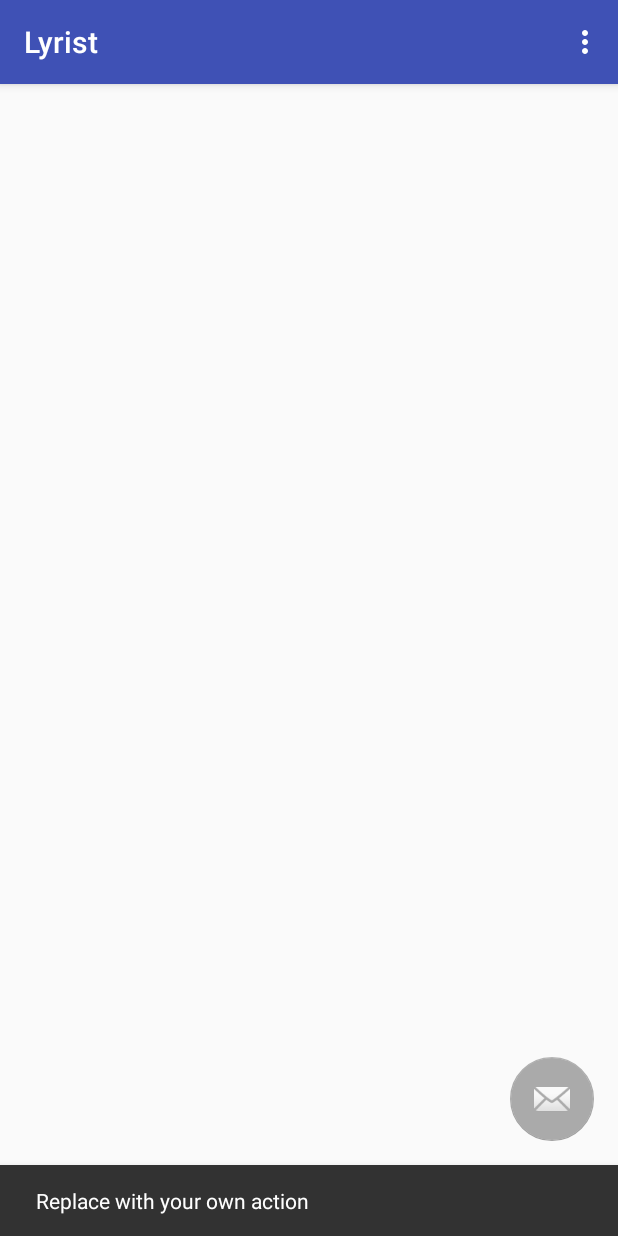
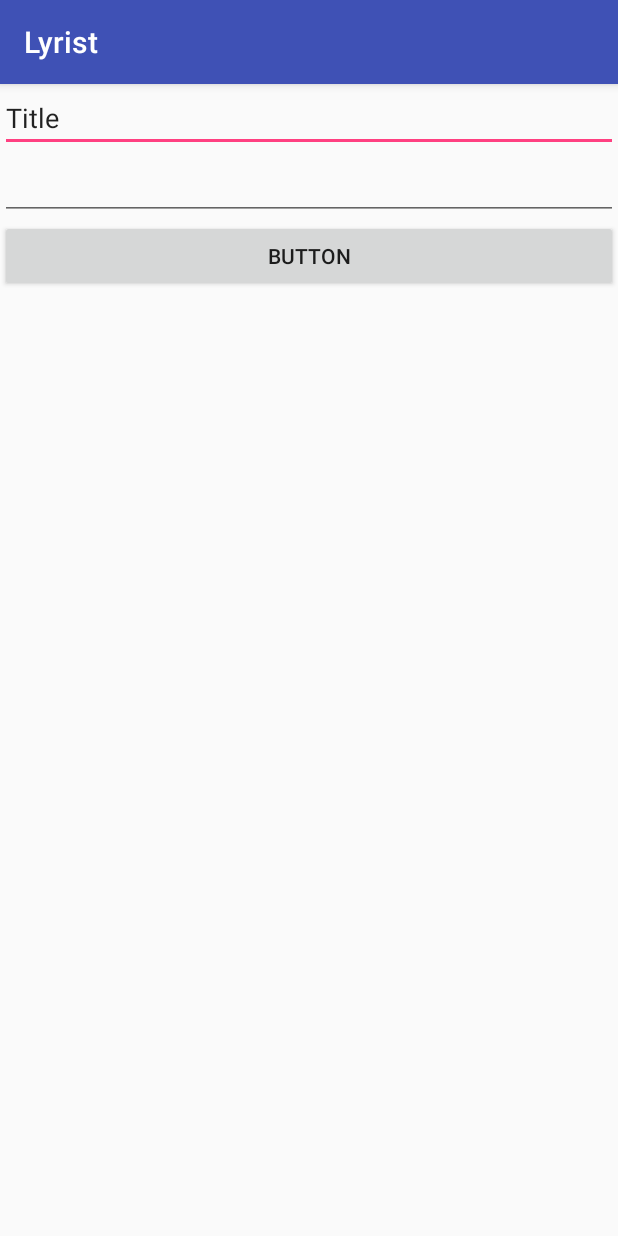
Before and after one commit to stuible/Lyrist-Android, an Android app: the screen it shows after launch (MainActivity before the commit, AddTextLyrics after it), after a tap on an icon or button, on a phone screen of 412 x 824 dp. Run offline under Robolectric (Android 15) with nearby library versions, the phone set to English and light mode, and no system bars.

Commit message:
Implementing Database

```diff
--- a/app/src/main/AndroidManifest.xml
+++ b/app/src/main/AndroidManifest.xml
@@ -19,6 +19,7 @@
                 <category android:name="android.intent.category.LAUNCHER" />
             </intent-filter>
         </activity>
+        <activity android:name=".AddTextLyrics"></activity>
     </application>
 
 </manifest>
--- /dev/null
+++ b/app/src/main/java/com/stuible/lyrist/AddTextLyrics.java
@@ -0,0 +1,43 @@
+package com.stuible.lyrist;
+
+import android.support.v7.app.AppCompatActivity;
+import android.os.Bundle;
+import android.view.View;
+import android.widget.EditText;
+import android.widget.Toast;
+
+public class AddTextLyrics extends AppCompatActivity {
+
+    EditText TitleEditText, lyricsEditText;
+    MyDatabase db;
+
+    @Override
+    protected void onCreate(Bundle savedInstanceState) {
+        super.onCreate(savedInstanceState);
+        setContentView(R.layout.activity_add_text_lyrics);
+
+        TitleEditText = (EditText)findViewById(R.id.TitleEditText);
+        lyricsEditText = (EditText)findViewById(R.id.lyricsEditText);
+
+        db = new MyDatabase(this);
+    }
+
+    public void addLyricEntry (View view)
+    {
+        String title = TitleEditText.getText().toString();
+        String lyrics = lyricsEditText.getText().toString();
+        Toast.makeText(this, title, Toast.LENGTH_SHORT).show();
+        long id = db.insertLyrics(title, lyrics);
+        if (id < 0)
+        {
+            Toast.makeText(this, "fail", Toast.LENGTH_SHORT).show();
+        }
+        else
+        {
+            Toast.makeText(this, "success", Toast.LENGTH_SHORT).show();
+        }
+        TitleEditText.setText("");
+        lyricsEditText.setText("");
+
+    }
+}
--- a/app/src/main/java/com/stuible/lyrist/MainActivity.java
+++ b/app/src/main/java/com/stuible/lyrist/MainActivity.java
@@ -1,15 +1,25 @@
 package com.stuible.lyrist;
 
+import android.content.Intent;
+import android.database.Cursor;
 import android.os.Bundle;
 import android.support.design.widget.FloatingActionButton;
 import android.support.design.widget.Snackbar;
 import android.support.v7.app.AppCompatActivity;
+import android.support.v7.widget.RecyclerView;
 import android.support.v7.widget.Toolbar;
 import android.view.View;
 import android.view.Menu;
 import android.view.MenuItem;
 
+import java.util.ArrayList;
+
 public class MainActivity extends AppCompatActivity {
+
+    private RecyclerView mRecyclerView;
+    MyDatabase db;
+    MyAdapter myAdapter;
+    MyHelper helper;
 
     @Override
     protected void onCreate(Bundle savedInstanceState) {
@@ -18,14 +28,37 @@
         Toolbar toolbar = (Toolbar) findViewById(R.id.toolbar);
         setSupportActionBar(toolbar);
 
+        mRecyclerView = (RecyclerView) findViewById(R.id.LyricsRecyclerView);
+
         FloatingActionButton fab = (FloatingActionButton) findViewById(R.id.fab);
         fab.setOnClickListener(new View.OnClickListener() {
             @Override
             public void onClick(View view) {
-                Snackbar.make(view, "Replace with your own action", Snackbar.LENGTH_LONG)
-                        .setAction("Action", null).show();
+                Intent myIntent = new Intent(getBaseContext(), AddTextLyrics.class);
+                startActivity(myIntent);
             }
         });
+
+        db = new MyDatabase(this);
+        helper = new MyHelper(this);
+
+        Cursor cursor = db.getLyrics();
+
+        int index1 = cursor.getColumnIndex(Constants.TITLE);
+        int index2 = cursor.getColumnIndex(Constants.LYRICS);
+
+        ArrayList<String> mArrayList = new ArrayList<String>();
+        cursor.moveToFirst();
+        while (!cursor.isAfterLast()) {
+            String plantName = cursor.getString(index1);
+            String plantType = cursor.getString(index2);
+            String s = plantName +"," + plantType;
+            mArrayList.add(s);
+            cursor.moveToNext();
+        }
+
+        myAdapter = new MyAdapter(mArrayList);
+        mRecyclerView.setAdapter(myAdapter);
     }
 
     @Override
--- /dev/null
+++ b/app/src/main/java/com/stuible/lyrist/MyDatabase.java
@@ -0,0 +1,65 @@
+package com.stuible.lyrist;
+
+import android.content.ContentValues;
+import android.content.Context;
+import android.database.Cursor;
+import android.database.sqlite.SQLiteDatabase;
+
+public class MyDatabase {
+    private SQLiteDatabase db;
+    private Context context;
+    private final MyHelper helper;
+
+    public MyDatabase (Context c){
+        context = c;
+        helper = new MyHelper(context);
+
+    }
+
+    public long insertLyrics (String title, String lyrics)
+    {
+        db = helper.getWritableDatabase();
+        ContentValues contentValues = new ContentValues();
+        contentValues.put(Constants.TITLE, title);
+        contentValues.put(Constants.LYRICS, lyrics);
+        long id = db.insert(Constants.LYRIC_TABLE_NAME, null, contentValues);
+        return id;
+    }
+
+        public Cursor getLyrics()
+    {
+        SQLiteDatabase db = helper.getWritableDatabase();
+
+        String[] columns = {Constants.UID, Constants.TITLE, Constants.LYRICS};
+        Cursor cursor = db.query(Constants.LYRIC_TABLE_NAME, columns, null, null, null, null, null);
+        return cursor;
+    }
+
+
+//    public String getSelectedData(String type)
+//    {
+//        //select plants from database of type 'herb'
+//        SQLiteDatabase db = helper.getWritableDatabase();
+//        String[] columns = {Constants.NAME, Constants.TYPE, Constants.LATIN, Constants.LOCATION};
+//
+//        String selection = Constants.TYPE + "='" +type+ "'";  //Constants.TYPE = 'type'
+//        Cursor cursor = db.query(Constants.TABLE_NAME, columns, selection, null, null, null, null);
+//
+//        StringBuffer buffer = new StringBuffer();
+//        while (cursor.moveToNext()) {
+//
+//            int index1 = cursor.getColumnIndex(Constants.NAME);
+//            int index2 = cursor.getColumnIndex(Constants.TYPE);
+//            int index3 = cursor.getColumnIndex(Constants.LATIN);
+//            int index4 = cursor.getColumnIndex(Constants.LOCATION);
+//
+//            String plantName = cursor.getString(index1);
+//            String plantType = cursor.getString(index2);
+//            String plantLatin = cursor.getString(index3);
+//            String plantLocation = cursor.getString(index4);
+//            buffer.append(plantName + " " + plantType + " " + plantLatin + " " + plantLocation + "\n");
+//        }
+//        return buffer.toString();
+//    }
+
+}
--- /dev/null
+++ b/app/src/main/java/com/stuible/lyrist/MyHelper.java
@@ -0,0 +1,52 @@
+package com.stuible.lyrist;
+
+import android.content.Context;
+import android.database.SQLException;
+import android.database.sqlite.SQLiteDatabase;
+import android.database.sqlite.SQLiteOpenHelper;
+import android.util.Log;
+import android.widget.Toast;
+
+public class MyHelper extends SQLiteOpenHelper {
+
+    private Context context;
+
+    private static final String CREATE_TABLE =
+            "CREATE TABLE "+
+                    Constants.LYRIC_TABLE_NAME + " (" +
+                    Constants.UID + " INTEGER PRIMARY KEY AUTOINCREMENT, " +
+                    Constants.TITLE + " TEXT, " +
+                    Constants.LYRICS + " TEXT);";
+
+    private static final String DROP_TABLE = "DROP TABLE IF EXISTS " + Constants.LYRIC_TABLE_NAME;
+
+    public MyHelper(Context context){
+        super (context, Constants.DATABASE_NAME, null, Constants.DATABASE_VERSION);
+        this.context = context;
+    }
+
+    @Override
+    public void onCreate(SQLiteDatabase db) {
+        try {
+            db.execSQL(CREATE_TABLE);
+            Log.d("DB MESSAGE", "onCreate() called");
+            Toast.makeText(context, "onCreate() called", Toast.LENGTH_LONG).show();
+        } catch (SQLException e) {
+            Log.d("DB MESSAGE", "DB Creation Error");
+            Toast.makeText(context, "exception onCreate() db", Toast.LENGTH_LONG).show();
+        }
+    }
+
+    @Override
+    public void onUpgrade(SQLiteDatabase db, int oldVersion, int newVersion) {
+        try {
+            db.execSQL(DROP_TABLE);
+            onCreate(db);
+            Log.d("DB MESSAGE", "onUpgrade() called");
+            Toast.makeText(context, "onUpgrade called", Toast.LENGTH_LONG).show();
+        } catch (SQLException e) {
+            Log.d("DB MESSAGE", "onUpgrade() Error");
+            Toast.makeText(context, "exception onUpgrade() db", Toast.LENGTH_LONG).show();
+        }
+    }
+}
--- /dev/null
+++ b/app/src/main/res/layout/activity_add_text_lyrics.xml
@@ -0,0 +1,39 @@
+<?xml version="1.0" encoding="utf-8"?>
+<android.support.constraint.ConstraintLayout xmlns:android="http://schemas.android.com/apk/res/android"
+    xmlns:app="http://schemas.android.com/apk/res-auto"
+    xmlns:tools="http://schemas.android.com/tools"
+    android:layout_width="match_parent"
+    android:layout_height="match_parent"
+    tools:context="com.stuible.lyrist.AddTextLyrics">
+
+    <LinearLayout
+        android:layout_width="match_parent"
+        android:layout_height="match_parent"
+        android:orientation="vertical">
+
+        <EditText
+            android:id="@+id/TitleEditText"
+            android:layout_width="match_parent"
+            android:layout_height="wrap_content"
+            android:ems="10"
+            android:inputType="textPersonName"
+            android:text="Title" />
+
+        <EditText
+            android:id="@+id/lyricsEditText"
+            android:layout_width="match_parent"
+            android:layout_height="wrap_content"
+            android:ems="10"
+            android:inputType="textMultiLine" />
+
+        <Button
+            android:id="@+id/button"
+            android:layout_width="match_parent"
+            android:layout_height="wrap_content"
+            android:onClick="addLyricEntry"
+            android:text="Button"
+            tools:layout_editor_absoluteY="511dp" />
+
+    </LinearLayout>
+
+</android.support.constraint.ConstraintLayout>
--- a/app/src/main/res/layout/activity_main.xml
+++ b/app/src/main/res/layout/activity_main.xml
@@ -28,9 +28,9 @@
         android:layout_height="wrap_content"
         android:layout_gravity="bottom|end"
         android:layout_margin="@dimen/fab_margin"
-        app:backgroundTint="@android:color/darker_gray"
+        app:backgroundTint="@color/colorPrimaryDark"
         app:elevation="0dp"
         app:fabSize="normal"
-        app:srcCompat="@android:drawable/ic_dialog_email" />
+        app:srcCompat="@android:drawable/ic_menu_add" />
 
 </android.support.design.widget.CoordinatorLayout>
--- a/app/src/main/res/layout/content_main.xml
+++ b/app/src/main/res/layout/content_main.xml
@@ -9,6 +9,7 @@
     tools:showIn="@layout/activity_main">
 
     <android.support.v7.widget.RecyclerView
+        android:id="@+id/LyricsRecyclerView"
         android:layout_width="match_parent"
         android:layout_height="match_parent" />
 </android.support.constraint.ConstraintLayout>
--- a/app/src/main/res/values/colors.xml
+++ b/app/src/main/res/values/colors.xml
@@ -1,6 +1,6 @@
 <?xml version="1.0" encoding="utf-8"?>
 <resources>
     <color name="colorPrimary">#3F51B5</color>
-    <color name="colorPrimaryDark">#303F9F</color>
-    <color name="colorAccent">#FF4081</color>
+    <color name="colorPrimaryDark">#161616</color>
+    <color name="colorAccent">#ff4081</color>
 </resources>
```
Also changed, not shown: app/src/main/java/com/stuible/lyrist/Constants.java (added, +14 -0 lines), app/src/main/java/com/stuible/lyrist/MyAdapter.java (added, +73 -0 lines), app/src/main/res/layout/row.xml (added, +40 -0 lines).
